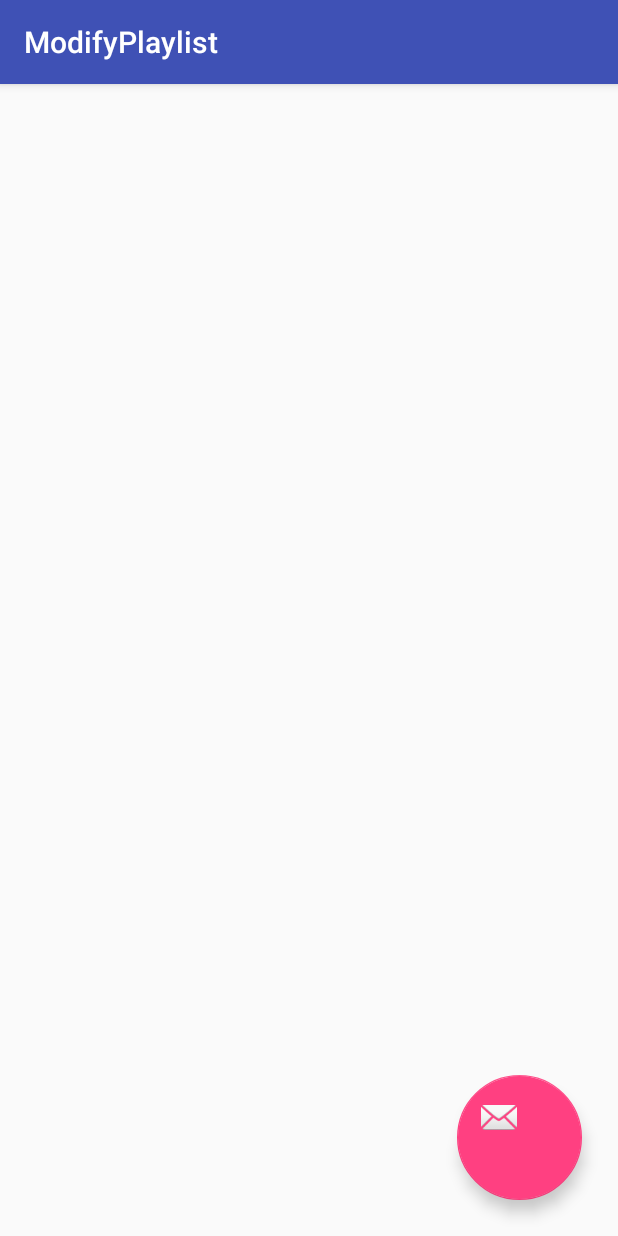
After one commit to corsoingsoftware/test_import, an Android app: the ModifyPlaylistActivity screen opened directly, with no data from a screen before it, on a phone screen of 412 x 824 dp. The commit adds this screen. Run offline under Robolectric (Android 15) with nearby library versions, the phone set to English and light mode, and no system bars.

Commit message:
rimossi i vecchi file xml per il layout aggiunti ModifyPlaylistAdapter.java, activity_modify_playlist.xml, content_modify_playlist.xml, song_layout.xml
classi e file per la gestione della UI

```diff
--- a/MetronomePro/app/src/main/AndroidManifest.xml
+++ b/MetronomePro/app/src/main/AndroidManifest.xml
@@ -38,6 +38,10 @@
         <activity
             android:name=".SongCreator"
             android:label="@string/title_activity_song_creator"
+            android:theme="@style/AppTheme" />
+        <activity
+            android:name=".ModifyPlaylistActivity"
+            android:label="@string/title_activity_modify_playlist"
             android:theme="@style/AppTheme"></activity>
     </application>
 
--- /dev/null
+++ b/MetronomePro/app/src/main/java/a2016/soft/ing/unipd/metronomepro/ModifyPlaylistActivity.java
@@ -0,0 +1,29 @@
+package a2016.soft.ing.unipd.metronomepro;
+
+import android.os.Bundle;
+import android.support.design.widget.FloatingActionButton;
+import android.support.design.widget.Snackbar;
+import android.support.v7.app.AppCompatActivity;
+import android.support.v7.widget.Toolbar;
+import android.view.View;
+
+public class ModifyPlaylistActivity extends AppCompatActivity {
+
+    @Override
+    protected void onCreate(Bundle savedInstanceState) {
+        super.onCreate(savedInstanceState);
+        setContentView(R.layout.activity_modify_playlist);
+        Toolbar toolbar = (Toolbar) findViewById(R.id.toolbar);
+        setSupportActionBar(toolbar);
+
+        FloatingActionButton fab = (FloatingActionButton) findViewById(R.id.fab);
+        fab.setOnClickListener(new View.OnClickListener() {
+            @Override
+            public void onClick(View view) {
+                Snackbar.make(view, "Replace with your own action", Snackbar.LENGTH_LONG)
+                        .setAction("Action", null).show();
+            }
+        });
+    }
+
+}
--- a/MetronomePro/app/src/main/java/a2016/soft/ing/unipd/metronomepro/data/access/layer/SQLiteDataProvider.java
+++ b/MetronomePro/app/src/main/java/a2016/soft/ing/unipd/metronomepro/data/access/layer/SQLiteDataProvider.java
@@ -196,7 +196,8 @@ public class SQLiteDataProvider extends SQLiteOpenHelper implements DataProvider
                 + DataProviderConstants.FIELD_ASSOCIATION_PLAYLIST + ";";
 
         ContentValues cv = new ContentValues();
-        Cursor cursor = getWritableDatabase().insertOrThrow(DataProviderConstants.TBL_ASSOCIATION, "", cv);
+        getWritableDatabase().insertOrThrow(DataProviderConstants.TBL_ASSOCIATION, "", cv);
+
         for(Song song:playlistName){
             cv.put(DataProviderConstants.TBL_ASSOCIATION + "(" + DataProviderConstants.FIELD_ASSOCIATION_SONGS + ")", song.encode());
             //metti dentro a tbl association la canzoni date da playlist col foreach che tanto sono gia rdinate
--- /dev/null
+++ b/MetronomePro/app/src/main/res/layout/activity_modify_playlist.xml
@@ -0,0 +1,41 @@
+<?xml version="1.0" encoding="utf-8"?>
+<android.support.design.widget.CoordinatorLayout xmlns:android="http://schemas.android.com/apk/res/android"
+    xmlns:app="http://schemas.android.com/apk/res-auto"
+    xmlns:tools="http://schemas.android.com/tools"
+    android:layout_width="match_parent"
+    android:layout_height="match_parent"
+    android:fitsSystemWindows="true"
+    tools:context="a2016.soft.ing.unipd.metronomepro.ModifyPlaylistActivity">
+
+    <android.support.design.widget.AppBarLayout
+        android:layout_width="match_parent"
+        android:layout_height="wrap_content"
+        android:theme="@style/AppTheme.AppBarOverlay">
+
+        <android.support.v7.widget.Toolbar
+            android:id="@+id/toolbar"
+            android:layout_width="match_parent"
+            android:layout_height="?attr/actionBarSize"
+            android:background="?attr/colorPrimary"
+            app:popupTheme="@style/AppTheme.PopupOverlay" />
+
+    </android.support.design.widget.AppBarLayout>
+
+    <include layout="@layout/content_modify_playlist"
+        />
+
+    <android.support.design.widget.FloatingActionButton
+        android:id="@+id/fab"
+        android:layout_width="85dp"
+        android:layout_height="83dp"
+        android:layout_gravity="bottom|end"
+        android:layout_margin="@dimen/fab_margin"
+        app:srcCompat="@android:drawable/ic_dialog_email" />
+
+    <TextView
+        android:text="TextView"
+        android:layout_width="0dp"
+        android:layout_height="0dp"
+        android:id="@+id/textView" />
+
+</android.support.design.widget.CoordinatorLayout>
--- /dev/null
+++ b/MetronomePro/app/src/main/res/layout/content_modify_playlist.xml
@@ -0,0 +1,22 @@
+<?xml version="1.0" encoding="utf-8"?>
+<RelativeLayout xmlns:android="http://schemas.android.com/apk/res/android"
+    xmlns:app="http://schemas.android.com/apk/res-auto"
+    xmlns:tools="http://schemas.android.com/tools"
+    android:id="@+id/content_modify_playlist"
+    android:layout_width="match_parent"
+    android:layout_height="match_parent"
+    android:paddingBottom="@dimen/activity_vertical_margin"
+    android:paddingLeft="@dimen/activity_horizontal_margin"
+    android:paddingRight="@dimen/activity_horizontal_margin"
+    android:paddingTop="@dimen/activity_vertical_margin"
+    app:layout_behavior="@string/appbar_scrolling_view_behavior"
+    tools:context="a2016.soft.ing.unipd.metronomepro.ModifyPlaylistActivity"
+    tools:showIn="@layout/activity_modify_playlist">
+
+    <android.support.v7.widget.RecyclerView
+        android:id="@+id/recycler_view_songs_list"
+        android:layout_width="match_parent"
+        android:layout_height="match_parent"
+        android:layout_alignParentTop="true"
+        android:layout_alignParentStart="true" />
+</RelativeLayout>
--- a/MetronomePro/app/src/main/res/values/strings.xml
+++ b/MetronomePro/app/src/main/res/values/strings.xml
@@ -20,4 +20,5 @@
     <string name="title_other_devices">Other Available Devices</string>
     <string name="button_scan">Scan for devices</string>
     <string name="title_activity_song_creator">SongCreator</string>
+    <string name="title_activity_modify_playlist">ModifyPlaylist</string>
 </resources>
```
Also changed, not shown: MetronomePro/app/src/main/java/a2016/soft/ing/unipd/metronomepro/adapters/ModifyPlaylistAdapter.java (added, +82 -0 lines), MetronomePro/app/src/main/res/layout/song_layout.xml (added, +11 -0 lines).
